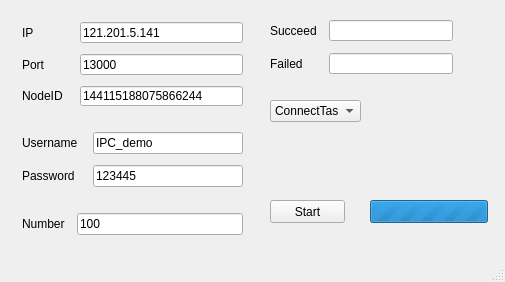
Old version of the form mainwindow.ui in the repository johnsonliu999/TcpLoadTest.
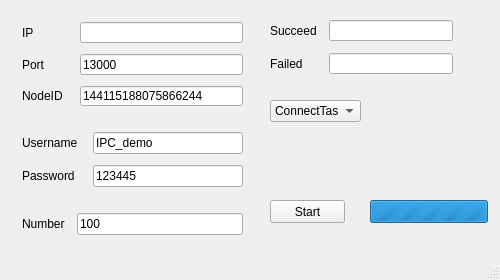
New version of the form. Custom widgets are drawn as their Qt base class.

Patch:
```diff
--- a/mainwindow.ui
+++ b/mainwindow.ui
@@ -6,10 +6,22 @@
    <rect>
     <x>0</x>
     <y>0</y>
-    <width>505</width>
-    <height>282</height>
+    <width>500</width>
+    <height>280</height>
    </rect>
   </property>
+  <property name="minimumSize">
+   <size>
+    <width>500</width>
+    <height>280</height>
+   </size>
+  </property>
+  <property name="maximumSize">
+   <size>
+    <width>500</width>
+    <height>280</height>
+   </size>
+  </property>
   <property name="windowTitle">
    <string>MainWindow</string>
   </property>
@@ -79,9 +91,9 @@
         </widget>
        </item>
        <item row="0" column="1">
-        <widget class="QLineEdit" name="IPEdit">
+        <widget class="IPEdit" name="ipEdit">
          <property name="text">
-          <string>121.201.5.141</string>
+          <string/>
          </property>
         </widget>
        </item>
@@ -254,6 +266,13 @@
   </widget>
   <widget class="QStatusBar" name="statusbar"/>
  </widget>
+ <customwidgets>
+  <customwidget>
+   <class>IPEdit</class>
+   <extends>QLineEdit</extends>
+   <header>ipedit.h</header>
+  </customwidget>
+ </customwidgets>
  <resources/>
  <connections/>
 </ui>
```
Left out of the diff: 2 changed lines with no effect on the pictures.
